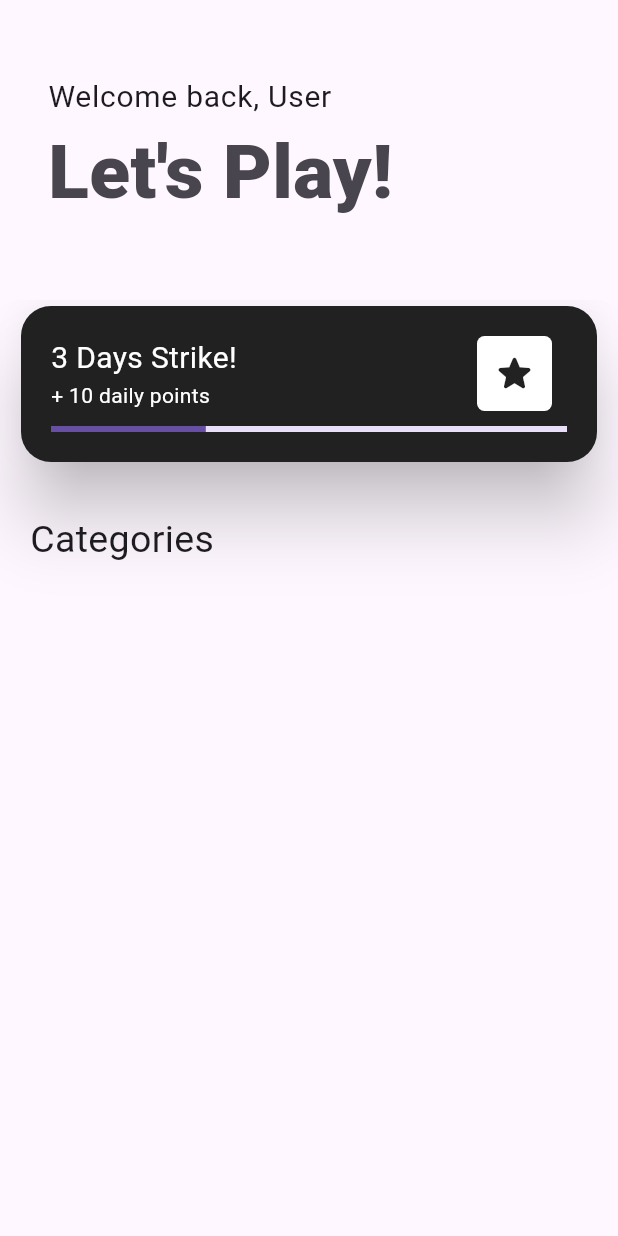
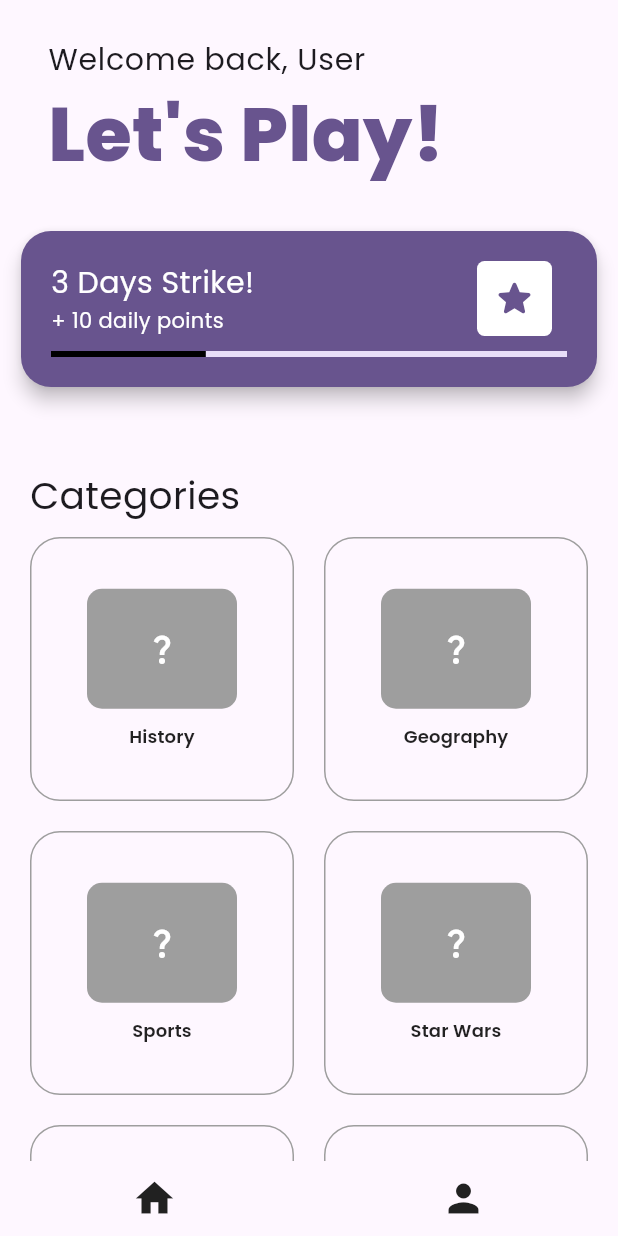
Before and after one commit to AbduHany/quizzit, a Flutter app: the screen it shows after launch, after a tap on "Start Playing!", on a phone screen of 412 x 824 dp. Run offline on Flutter 3.47's test engine with Material 3 defaults, Android fonts, the phone set to English and light mode, and no system bars; our stand-ins replace google_fonts; Roboto replaces fonts that are missing (Ubuntu).

Commit message:
Modify Home Page: Added Category buttons

```diff
--- a/lib/src/pages/home_page.dart
+++ b/lib/src/pages/home_page.dart
@@ -1,3 +1,5 @@
+import 'dart:ui';
+
 import 'package:flutter/material.dart';
 import 'package:google_fonts/google_fonts.dart';
 
@@ -11,22 +13,35 @@ class HomePage extends StatefulWidget {
 class _HomePageState extends State<HomePage> {
   @override
   Widget build(BuildContext context) {
+    double ScreenWidth = MediaQuery.of(context).size.width;
+    List<String> Categories = [
+      "History",
+      "Geography",
+      "Sports",
+      "Star Wars",
+      "Animals",
+      "Science",
+      "Languages",
+      "Pokemon"
+    ];
+
     return MaterialApp(
       home: Scaffold(
         appBar: AppBar(
-            toolbarHeight: 200,
+            toolbarHeight: 150,
             title: ListTile(
               title: Text(
                 "Welcome back, User",
-                style: GoogleFonts.ubuntu(
+                style: GoogleFonts.poppins(
                   fontSize: 20,
                 ),
               ),
               subtitle: Text(
                 "Let's Play!",
-                style: GoogleFonts.ubuntu(
+                style: GoogleFonts.poppins(
                   fontSize: 50,
-                  fontWeight: FontWeight.w900,
+                  fontWeight: FontWeight.w800,
+                  color: Theme.of(context).colorScheme.primary,
                 ),
               ),
             )),
@@ -38,8 +53,8 @@ class _HomePageState extends State<HomePage> {
               child: Card(
                 shape: RoundedRectangleBorder(
                     borderRadius: BorderRadius.circular(20)),
-                elevation: 20,
-                color: Colors.grey[900],
+                elevation: 5,
+                color: Theme.of(context).colorScheme.primary,
                 child: Container(
                   padding:
                       const EdgeInsets.symmetric(horizontal: 20, vertical: 20),
@@ -53,14 +68,14 @@ class _HomePageState extends State<HomePage> {
                             children: [
                               Text(
                                 "3 Days Strike!",
-                                style: GoogleFonts.ubuntu(
+                                style: GoogleFonts.poppins(
                                   color: Colors.white,
                                   fontSize: 20,
                                 ),
                               ),
                               Text(
                                 "+ 10 daily points",
-                                style: GoogleFonts.ubuntu(color: Colors.white),
+                                style: GoogleFonts.poppins(color: Colors.white),
                               )
                             ],
                           ),
@@ -71,9 +86,10 @@ class _HomePageState extends State<HomePage> {
                             decoration: BoxDecoration(
                                 color: const Color.fromARGB(255, 255, 255, 255),
                                 borderRadius: BorderRadius.circular(5)),
-                            child: const Icon(
+                            child: Icon(
                               Icons.star_rounded,
                               size: 30,
+                              color: Theme.of(context).colorScheme.primary,
                             ),
                           )
                         ],
@@ -81,6 +97,8 @@ class _HomePageState extends State<HomePage> {
                       Container(
                         margin: const EdgeInsets.only(top: 10),
                         child: const LinearProgressIndicator(
+                          valueColor:
+                              AlwaysStoppedAnimation<Color>(Colors.black),
                           value: 0.3,
                         ),
                       )
@@ -90,13 +108,77 @@ class _HomePageState extends State<HomePage> {
               ),
             ),
             Container(
-              margin: EdgeInsets.only(top: 30, left: 20),
+              margin: EdgeInsets.only(top: 50, left: 20),
               child: Text(
                 "Categories",
-                style: GoogleFonts.ubuntu(fontSize: 25),
+                style: GoogleFonts.poppins(fontSize: 25),
               ),
             ),
+            Container(
+              margin: const EdgeInsets.symmetric(horizontal: 10),
+              child: Wrap(
+                children: [
+                  ...List.generate(Categories.length, (index) {
+                    return Container(
+                      width: (ScreenWidth - 20) / 2,
+                      height: (ScreenWidth - 20) / 2,
+                      padding: EdgeInsets.all(10),
+                      child: MaterialButton(
+                          elevation: 50,
+                          shape: RoundedRectangleBorder(
+                              borderRadius: BorderRadius.circular(20),
+                              side: BorderSide(width: 1, color: Colors.grey)),
+                          onPressed: () {},
+                          child: Column(
+                            mainAxisAlignment: MainAxisAlignment.center,
+                            children: [
+                              Container(
+                                margin: EdgeInsets.only(bottom: 10),
+                                decoration: BoxDecoration(
+                                    color: Colors.grey,
+                                    borderRadius: BorderRadius.circular(10)),
+                                height: 80,
+                                width: 100,
+                                child: const Icon(
+                                  Icons.question_mark,
+                                  color: Colors.white,
+                                ),
+                              ),
+                              Text(
+                                Categories[index],
+                                textAlign: TextAlign.center,
+                                style: GoogleFonts.poppins(
+                                    fontSize: 12, fontWeight: FontWeight.w600),
+                              )
+                            ],
+                          )),
+                    );
+                  })
+                ],
+              ),
+            )
           ],
+        ),
+        //Bottom naviagation bar
+        bottomNavigationBar: Container(
+          height: 50,
+          child: Row(
+            mainAxisAlignment: MainAxisAlignment.spaceAround,
+            children: [
+              IconButton(
+                onPressed: () {},
+                icon: Icon(Icons.home),
+                iconSize: 30,
+                color: Colors.grey[900],
+              ),
+              IconButton(
+                onPressed: () {},
+                icon: Icon(Icons.person),
+                iconSize: 30,
+                color: Colors.grey[900],
+              )
+            ],
+          ),
         ),
       ),
     );
--- a/lib/src/pages/start_page.dart
+++ b/lib/src/pages/start_page.dart
@@ -23,7 +23,7 @@ class _StartPageState extends State<StartPage> {
             "QUIZZIT",
             style: GoogleFonts.ubuntu(
               fontSize: 70,
-              color: Colors.grey[800],
+              color: Theme.of(context).colorScheme.primary,
               fontWeight: FontWeight.w900,
             ),
           ),
@@ -52,20 +52,21 @@ class _StartPageState extends State<StartPage> {
             ),
           ),
           Container(
-            margin: const EdgeInsets.only(top: 50),
+            margin: const EdgeInsets.only(top: 100),
             child: MaterialButton(
+              height: 50,
               minWidth: 250,
               elevation: 20,
               shape: RoundedRectangleBorder(
                   borderRadius: BorderRadius.circular(20)),
-              color: Colors.grey[800],
+              color: Theme.of(context).colorScheme.primary,
               onPressed: () {
                 Navigator.push(context,
                     MaterialPageRoute(builder: (context) => HomePage()));
               },
               child: Text("Start Playing!",
                   style: GoogleFonts.roboto(
-                      fontSize: 16,
+                      fontSize: 20,
                       color: Colors.white,
                       fontWeight: FontWeight.bold)),
             ),
```
